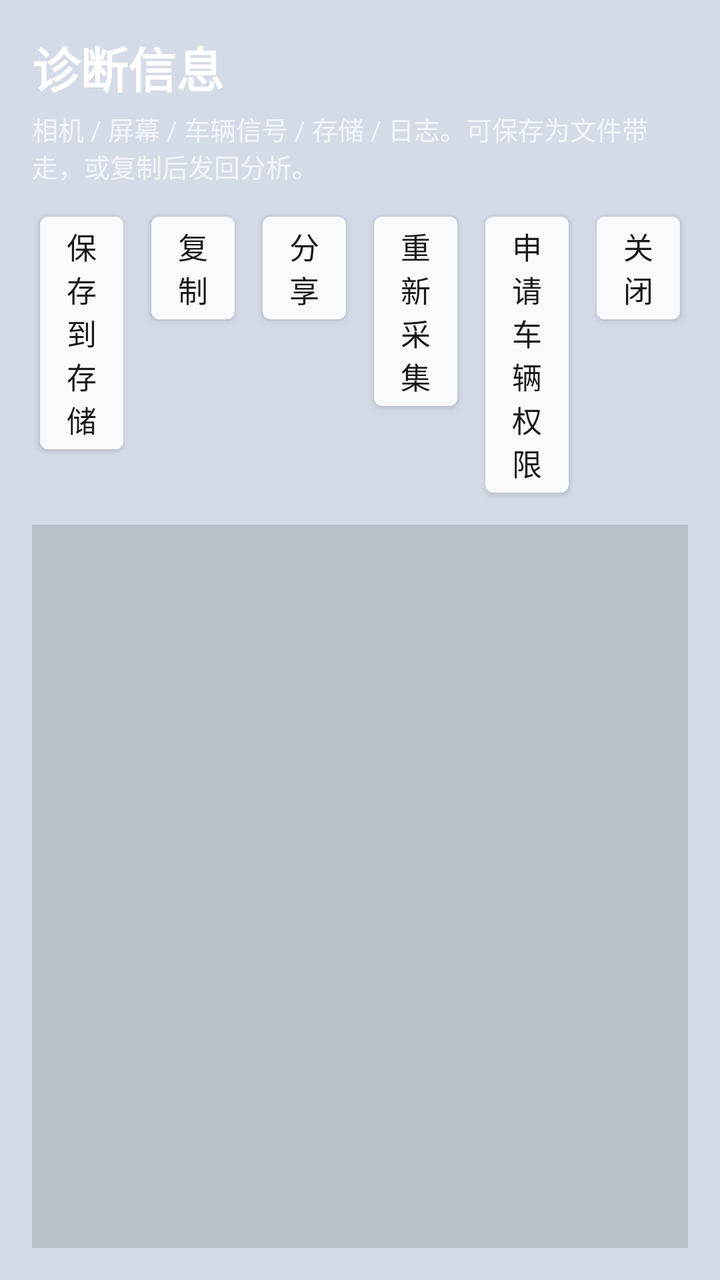
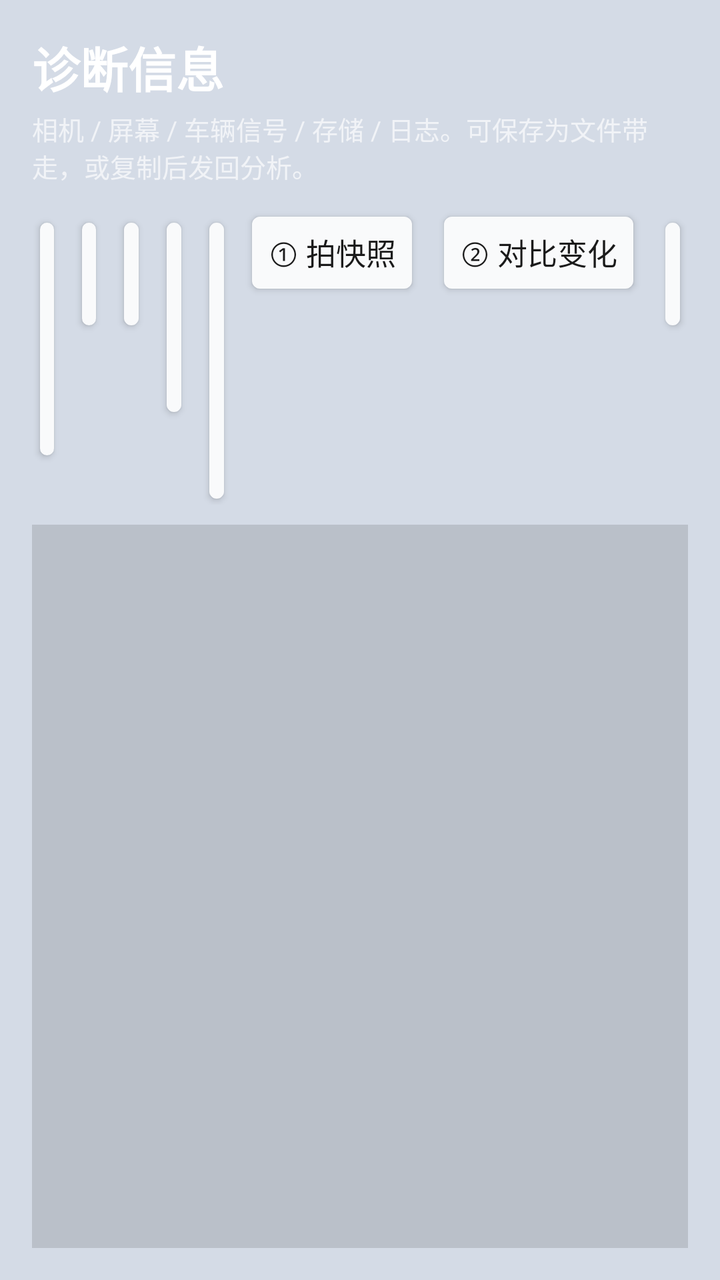

Before-and-after screenshots of an Android layout around one commit, followed by the original layout XML and the change that was made.
<!-- AndroidManifest.xml: activity theme android:Theme.DeviceDefault.NoActionBar -->
<!-- res/layout/activity_diagnostics.xml -->
<?xml version="1.0" encoding="utf-8"?>
<LinearLayout xmlns:android="http://schemas.android.com/apk/res/android"
    android:layout_width="match_parent"
    android:layout_height="match_parent"
    android:orientation="vertical"
    android:background="@color/menu_background"
    android:padding="16dp">

    <TextView
        android:layout_width="wrap_content"
        android:layout_height="wrap_content"
        android:text="诊断信息"
        android:textColor="#FFFFFF"
        android:textSize="24sp"
        android:textStyle="bold" />

    <TextView
        android:layout_width="match_parent"
        android:layout_height="wrap_content"
        android:layout_marginTop="4dp"
        android:layout_marginBottom="10dp"
        android:text="相机 / 屏幕 / 车辆信号 / 存储 / 日志。可保存为文件带走，或复制后发回分析。"
        android:textColor="#AAFFFFFF"
        android:textSize="13sp" />

    
    <LinearLayout
        android:layout_width="match_parent"
        android:layout_height="wrap_content"
        android:orientation="horizontal"
        android:layout_marginBottom="10dp">

        <Button
            android:id="@+id/diagnostics_save"
            android:layout_width="0dp"
            android:layout_height="wrap_content"
            android:layout_weight="1"
            android:layout_marginEnd="6dp"
            android:text="保存到存储"
            android:textSize="15sp"
            android:backgroundTint="@color/button_background"
            android:textColor="@color/button_text" />

        <Button
            android:id="@+id/diagnostics_copy"
            android:layout_width="0dp"
            android:layout_height="wrap_content"
            android:layout_weight="1"
            android:layout_marginEnd="6dp"
            android:text="复制"
            android:textSize="15sp"
            android:backgroundTint="@color/button_background"
            android:textColor="@color/button_text" />

        <Button
            android:id="@+id/diagnostics_share"
            android:layout_width="0dp"
            android:layout_height="wrap_content"
            android:layout_weight="1"
            android:layout_marginEnd="6dp"
            android:text="分享"
            android:textSize="15sp"
            android:backgroundTint="@color/button_background"
            android:textColor="@color/button_text" />

        <Button
            android:id="@+id/diagnostics_refresh"
            android:layout_width="0dp"
            android:layout_height="wrap_content"
            android:layout_weight="1"
            android:layout_marginEnd="6dp"
            android:text="重新采集"
            android:textSize="15sp"
            android:backgroundTint="@color/button_background"
            android:textColor="@color/button_text" />

        <Button
            android:id="@+id/diagnostics_request_car_perms"
            android:layout_width="0dp"
            android:layout_height="wrap_content"
            android:layout_weight="1"
            android:layout_marginEnd="6dp"
            android:text="申请车辆权限"
            android:textSize="15sp"
            android:backgroundTint="@color/button_background"
            android:textColor="@color/button_text" />

        <Button
            android:id="@+id/diagnostics_close"
            android:layout_width="0dp"
            android:layout_height="wrap_content"
            android:layout_weight="1"
            android:text="关闭"
            android:textSize="15sp"
            android:backgroundTint="@color/button_background"
            android:textColor="@color/button_text" />
    </LinearLayout>

    
    <ScrollView
        android:layout_width="match_parent"
        android:layout_height="0dp"
        android:layout_weight="1"
        android:background="#20000000"
        android:padding="8dp">

        <HorizontalScrollView
            android:layout_width="match_parent"
            android:layout_height="wrap_content">

            <TextView
                android:id="@+id/diagnostics_report"
                android:layout_width="wrap_content"
                android:layout_height="wrap_content"
                android:textIsSelectable="true"
                android:fontFamily="monospace"
                android:textColor="#DDFFFFFF"
                android:textSize="12sp" />
        </HorizontalScrollView>
    </ScrollView>

</LinearLayout>
<!-- resources referenced by this layout -->
<resources>
  <color name="button_background">#FFF9FAFB</color>
  <color name="button_text">#FF1A1A1A</color>
  <color name="menu_background">#FFD4DBE6</color>
</resources>

<!-- the commit's change to res/layout/activity_diagnostics.xml (unified diff, before → after) -->
@@ -86,6 +86,26 @@
             android:textColor="@color/button_text" />
 
         <Button
+            android:id="@+id/diagnostics_snapshot"
+            android:layout_width="wrap_content"
+            android:layout_height="wrap_content"
+            android:layout_marginEnd="8dp"
+            android:text="① 拍快照"
+            android:textSize="15sp"
+            android:backgroundTint="@color/button_background"
+            android:textColor="@color/button_text" />
+
+        <Button
+            android:id="@+id/diagnostics_compare"
+            android:layout_width="wrap_content"
+            android:layout_height="wrap_content"
+            android:layout_marginEnd="8dp"
+            android:text="② 对比变化"
+            android:textSize="15sp"
+            android:backgroundTint="@color/button_background"
+            android:textColor="@color/button_text" />
+
+        <Button
             android:id="@+id/diagnostics_close"
             android:layout_width="0dp"
             android:layout_height="wrap_content"
